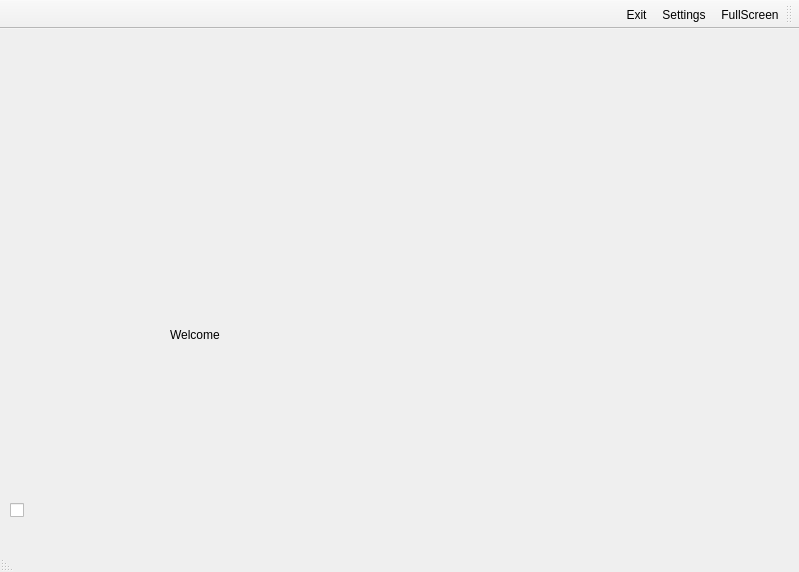
Qt form MGAWithSQL/mainwindow.ui (amirtosson/MGAConnect) before a commit.
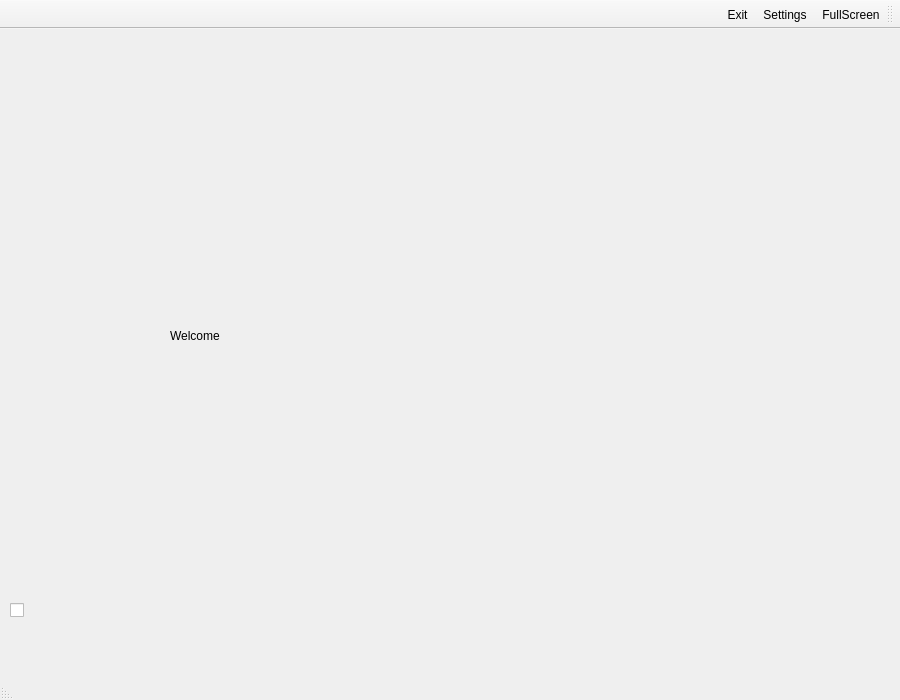
The same form after that commit. Icons and pictures are not drawn. Custom widgets are drawn as their Qt base class.

What changed in the file:
```diff
--- a/MGAWithSQL/mainwindow.ui
+++ b/MGAWithSQL/mainwindow.ui
@@ -6,8 +6,8 @@
    <rect>
     <x>0</x>
     <y>0</y>
-    <width>799</width>
-    <height>572</height>
+    <width>900</width>
+    <height>700</height>
    </rect>
   </property>
   <property name="minimumSize">
@@ -78,7 +78,7 @@
     <property name="geometry">
      <rect>
       <x>130</x>
-      <y>9</y>
+      <y>10</y>
       <width>640</width>
       <height>450</height>
      </rect>
@@ -117,9 +117,9 @@
     <property name="geometry">
      <rect>
       <x>10</x>
-      <y>0</y>
+      <y>10</y>
       <width>100</width>
-      <height>460</height>
+      <height>400</height>
      </rect>
     </property>
     <property name="sizePolicy">
@@ -185,7 +185,7 @@
     <property name="geometry">
      <rect>
       <x>10</x>
-      <y>470</y>
+      <y>570</y>
       <width>151</width>
       <height>23</height>
      </rect>
```
Left out of the diff: 5 changed lines with no effect on the pictures.
